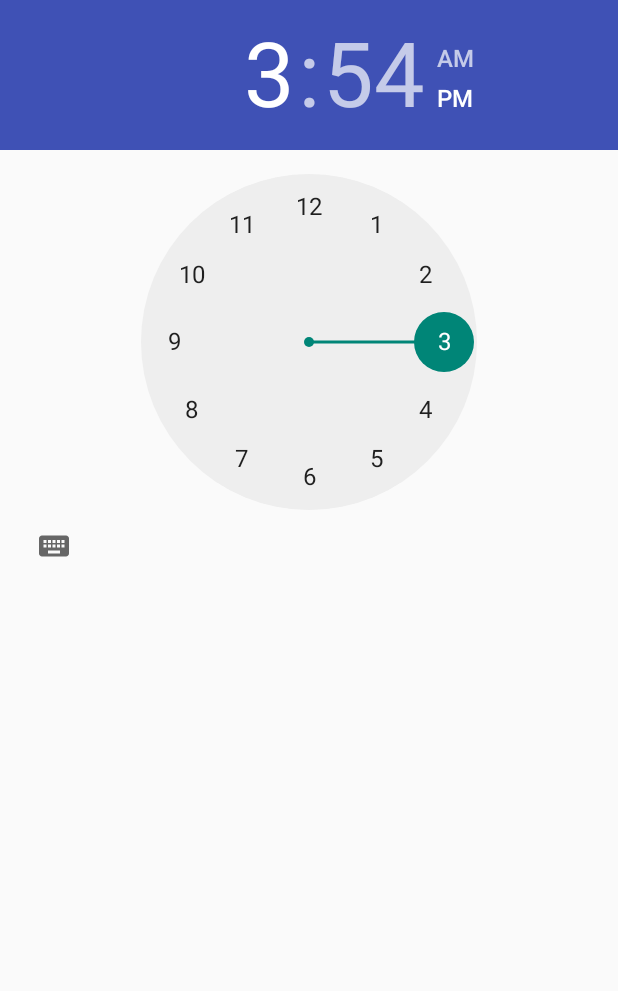
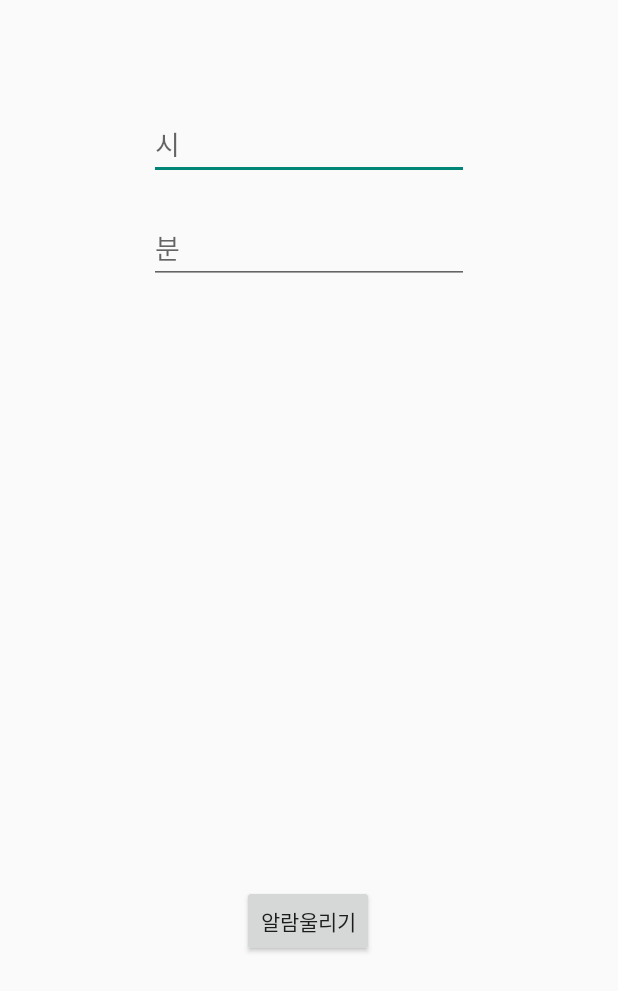
Before and after one commit to hwandol/OneUseALARM, an Android app: the screen it shows after launch (MainActivity), on a phone screen of 412 x 824 dp. Shown: the top 991 px of the screen. Run offline under Robolectric (Android 15) with nearby library versions, the phone set to English and light mode, and no system bars.

Commit message:
알람1차구현중

```diff
--- a/app/src/main/java/com/implude/oneusealarm/MainActivity.java
+++ b/app/src/main/java/com/implude/oneusealarm/MainActivity.java
@@ -1,13 +1,52 @@
 package com.implude.oneusealarm;
 
+import android.app.AlarmManager;
+import android.app.PendingIntent;
+import android.content.Context;
+import android.content.Intent;
 import android.support.v7.app.AppCompatActivity;
 import android.os.Bundle;
+import android.view.View;
+import android.widget.Button;
+import android.widget.EditText;
+import android.widget.Toast;
+
+import java.util.Calendar;
+
 
 public class MainActivity extends AppCompatActivity {
+    int hour,min;
+    EditText setHour,setMin;
+    int requestCode = 101;
 
     @Override
     protected void onCreate(Bundle savedInstanceState) {
         super.onCreate(savedInstanceState);
         setContentView(R.layout.activity_main);
+
+        setHour = (EditText) findViewById(R.id.setHour);
+        setMin = (EditText) findViewById(R.id.setMin);
+        Button setAlarm = (Button) findViewById(R.id.setAlarm);
+
+        setAlarm.setOnClickListener(new View.OnClickListener() {
+            @Override
+            public void onClick(View v) {
+                hour = Integer.parseInt(setHour.getText().toString());
+                min = Integer.parseInt(setMin.getText().toString());
+                Calendar mCal = Calendar.getInstance();
+                mCal.set(Calendar.HOUR_OF_DAY,hour);
+                mCal.set(Calendar.MINUTE,min);
+                mCal.set(Calendar.SECOND,1);
+
+                Intent mAlarmIntent = new Intent("com.implude.oneusealarm.ALARM_START");
+                final PendingIntent mPedingIntent = PendingIntent.getBroadcast(getApplicationContext(),requestCode,mAlarmIntent,PendingIntent.FLAG_UPDATE_CURRENT);
+                AlarmManager mAlarmManager = (AlarmManager)getSystemService(Context.ALARM_SERVICE);
+                mAlarmManager.set(AlarmManager.RTC_WAKEUP,mCal.getTimeInMillis(),mPedingIntent);
+                Toast.makeText(getApplicationContext(),hour+"시 "+min+"분에 알람이 울립니다",Toast.LENGTH_SHORT).show();
+            }
+        });
+
+
     }
+
 }
--- a/app/src/main/res/layout/activity_main.xml
+++ b/app/src/main/res/layout/activity_main.xml
@@ -7,15 +7,38 @@
     android:layout_height="match_parent">
 
 
-    <TimePicker
-        android:id="@+id/timePicker2"
-        android:headerBackground="@color/colorPrimary"
+    <EditText
+        android:id="@+id/setHour"
         android:layout_width="wrap_content"
         android:layout_height="wrap_content"
-        app:layout_constraintBottom_toBottomOf="parent"
+        android:ems="10"
+        android:hint="시"
+        android:inputType="number"
+        app:layout_constraintTop_toTopOf="parent"
+        android:layout_marginTop="72dp"
+        android:layout_marginLeft="99dp"
+        app:layout_constraintLeft_toLeftOf="parent" />
+
+    <EditText
+        android:id="@+id/setMin"
+        android:layout_width="wrap_content"
+        android:layout_height="wrap_content"
+        android:ems="10"
+        android:hint="분"
+        android:inputType="number"
+        android:layout_marginTop="21dp"
+        app:layout_constraintTop_toBottomOf="@+id/setHour"
+        android:layout_marginLeft="99dp"
+        app:layout_constraintLeft_toLeftOf="parent" />
+
+    <Button
+        android:id="@+id/setAlarm"
+        android:layout_width="wrap_content"
+        android:layout_height="wrap_content"
+        android:text="알람울리기"
         app:layout_constraintLeft_toLeftOf="parent"
         app:layout_constraintRight_toRightOf="parent"
-        app:layout_constraintTop_toTopOf="parent"
-        app:layout_constraintHorizontal_bias="0.0"
-        app:layout_constraintVertical_bias="0.0" />
+        app:layout_constraintBottom_toBottomOf="parent"
+        android:layout_marginBottom="186dp"
+        app:layout_constraintHorizontal_bias="0.498" />
 </android.support.constraint.ConstraintLayout>
--- a/app/src/main/res/values/colors.xml
+++ b/app/src/main/res/values/colors.xml
@@ -2,5 +2,5 @@
 <resources>
     <color name="colorPrimary">#3F51B5</color>
     <color name="colorPrimaryDark">#303F9F</color>
-    <color name="colorAccent">#00ff7070</color>
+    <color name="colorAccent">#e62c2c</color>
 </resources>
```
Also changed, not shown: app/src/main/AndroidManifest.xml (+9 -0 lines), app/src/main/java/com/implude/oneusealarm/AlarmReceiver.java (added, +14 -0 lines), app/src/main/java/com/implude/oneusealarm/AlarmSoundService.java (added, +38 -0 lines).
